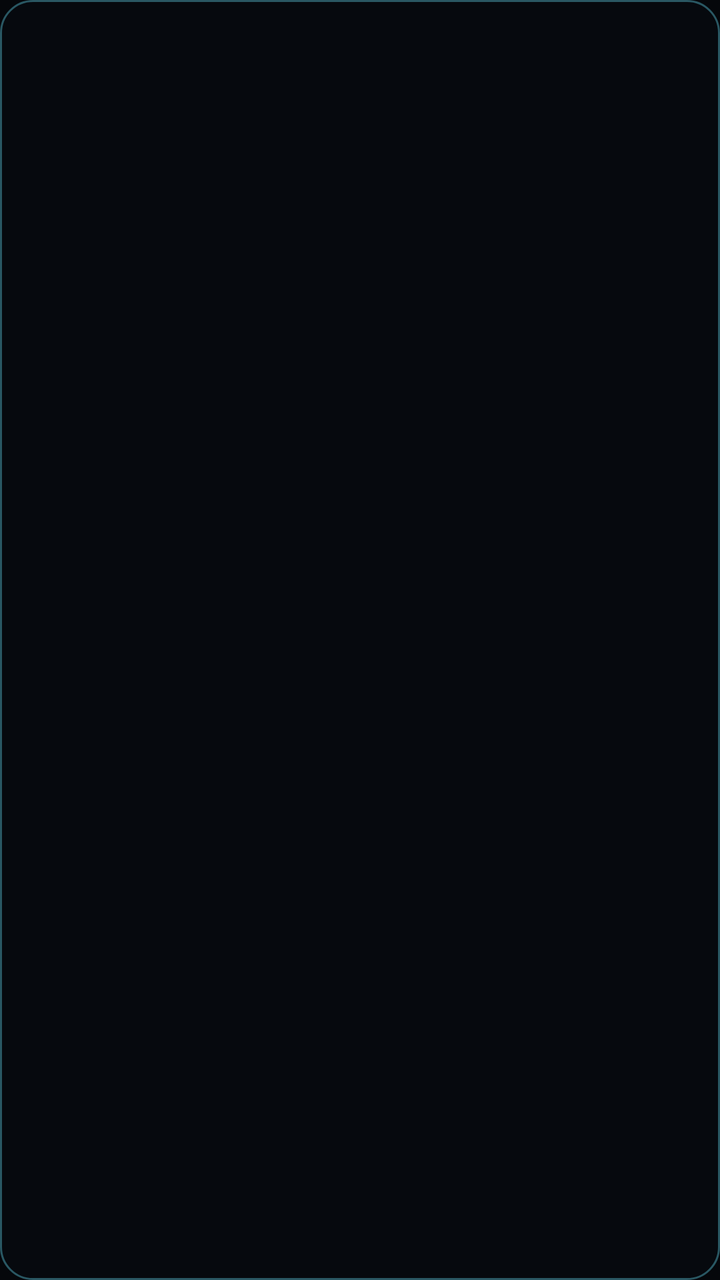
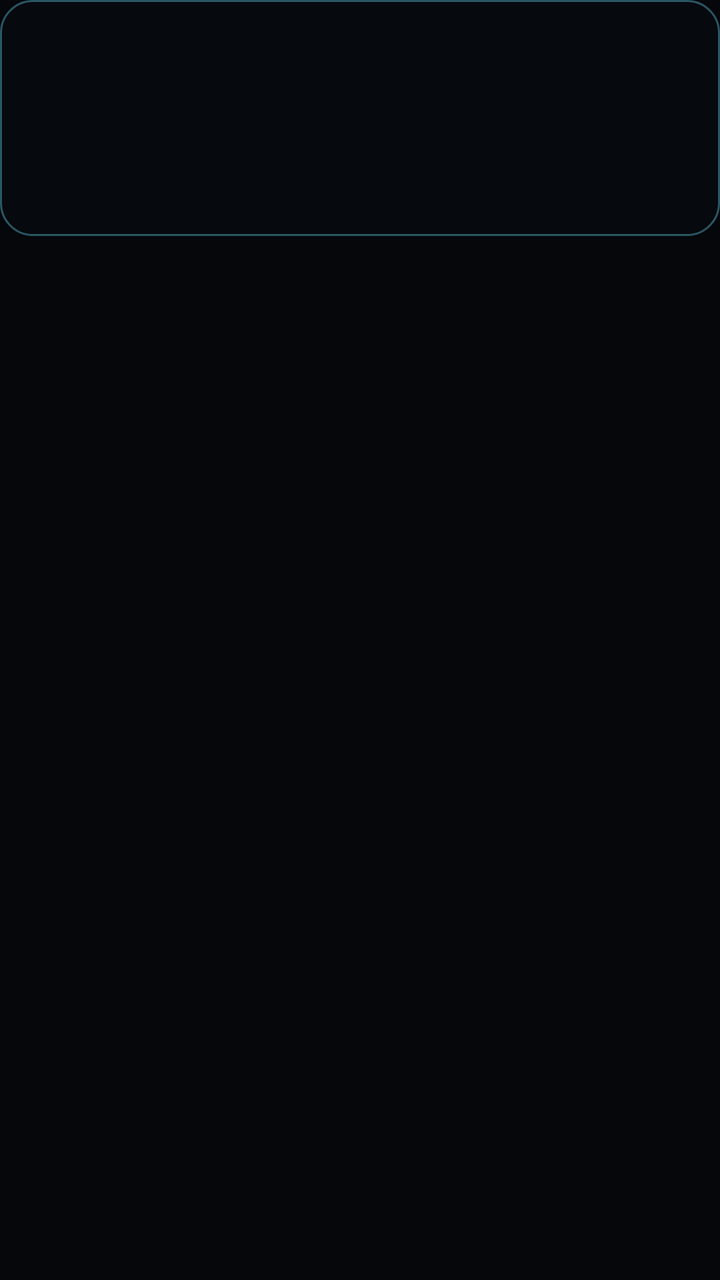

Screens rendered from an Android XML layout before and after an edit, with the pre-edit source and the edit as a unified diff.
<!-- AndroidManifest.xml: application theme Theme.JacobsTv -->
<!-- res/layout/item_app.xml -->
<?xml version="1.0" encoding="utf-8"?>
<LinearLayout xmlns:android="http://schemas.android.com/apk/res/android"
    android:layout_width="match_parent"
    android:layout_height="wrap_content"
    android:background="@drawable/bg_tile"
    android:clickable="true"
    android:focusable="true"
    android:gravity="center"
    android:minHeight="132dp"
    android:orientation="vertical"
    android:padding="12dp">

    <ImageView
        android:id="@+id/icon"
        android:layout_width="56dp"
        android:layout_height="56dp"
        android:importantForAccessibility="no"
        android:scaleType="fitCenter" />

    <TextView
        android:id="@+id/label"
        android:layout_width="match_parent"
        android:layout_height="wrap_content"
        android:layout_marginTop="10dp"
        android:ellipsize="end"
        android:gravity="center"
        android:maxLines="2"
        android:textColor="@color/fg"
        android:textSize="16sp" />
</LinearLayout>
<!-- resources referenced by this layout -->
<resources>
  <color name="fg">#E7EDF4</color>
  <!-- drawable bg_tile (drawable) -->
  <?xml version="1.0" encoding="utf-8"?>
  <selector xmlns:android="http://schemas.android.com/apk/res/android">
      <item android:state_focused="true">
          <layer-list>
              <item>
                  <shape>
                      <solid android:color="#33243A4A" />
                      <stroke android:width="3dp" android:color="@color/gold" />
                      <corners android:radius="16dp" />
                  </shape>
              </item>
              <item android:left="6dp" android:top="6dp" android:right="6dp" android:bottom="6dp">
                  <shape>
                      <solid android:color="@android:color/transparent" />
                      <stroke android:width="1dp" android:color="@color/cyan" />
                      <corners android:radius="12dp" />
                  </shape>
              </item>
          </layer-list>
      </item>
      <item android:state_pressed="true">
          <shape>
              <solid android:color="#445FD0E6" />
              <stroke android:width="2dp" android:color="@color/gold" />
              <corners android:radius="16dp" />
          </shape>
      </item>
      <item>
          <shape>
              <solid android:color="#22101820" />
              <stroke android:width="1dp" android:color="#665FD0E6" />
              <corners android:radius="16dp" />
          </shape>
      </item>
  </selector>
  <style name="Theme.JacobsTv" parent="@android:style/Theme.NoTitleBar.Fullscreen">
          <item name="android:windowBackground">@color/bg</item>
          <item name="android:colorBackground">@color/bg</item>
          <item name="android:windowFullscreen">true</item>
          <item name="android:fontFamily">sans-serif</item>
      </style>
  <color name="gold">#E4B15A</color>
  <color name="cyan">#5FD0E6</color>
  <color name="bg">#05070B</color>
</resources>

<!-- the commit's change to res/layout/item_app.xml (unified diff, before → after) -->
@@ -2,29 +2,36 @@
 <LinearLayout xmlns:android="http://schemas.android.com/apk/res/android"
     android:layout_width="match_parent"
     android:layout_height="wrap_content"
-    android:background="@drawable/bg_tile"
+    android:background="@android:color/transparent"
     android:clickable="true"
     android:focusable="true"
-    android:gravity="center"
-    android:minHeight="132dp"
+    android:gravity="center_horizontal"
     android:orientation="vertical"
-    android:padding="12dp">
+    android:padding="0dp">
 
-    <ImageView
-        android:id="@+id/icon"
-        android:layout_width="56dp"
-        android:layout_height="56dp"
-        android:importantForAccessibility="no"
-        android:scaleType="fitCenter" />
+    <FrameLayout
+        android:layout_width="match_parent"
+        android:layout_height="118dp"
+        android:background="@drawable/bg_tile"
+        android:duplicateParentState="true">
+
+        <ImageView
+            android:id="@+id/icon"
+            android:layout_width="64dp"
+            android:layout_height="64dp"
+            android:layout_gravity="center"
+            android:importantForAccessibility="no"
+            android:scaleType="fitCenter" />
+    </FrameLayout>
 
     <TextView
         android:id="@+id/label"
         android:layout_width="match_parent"
         android:layout_height="wrap_content"
-        android:layout_marginTop="10dp"
+        android:layout_marginTop="6dp"
         android:ellipsize="end"
         android:gravity="center"
-        android:maxLines="2"
+        android:maxLines="1"
         android:textColor="@color/fg"
-        android:textSize="16sp" />
+        android:textSize="13sp" />
 </LinearLayout>
